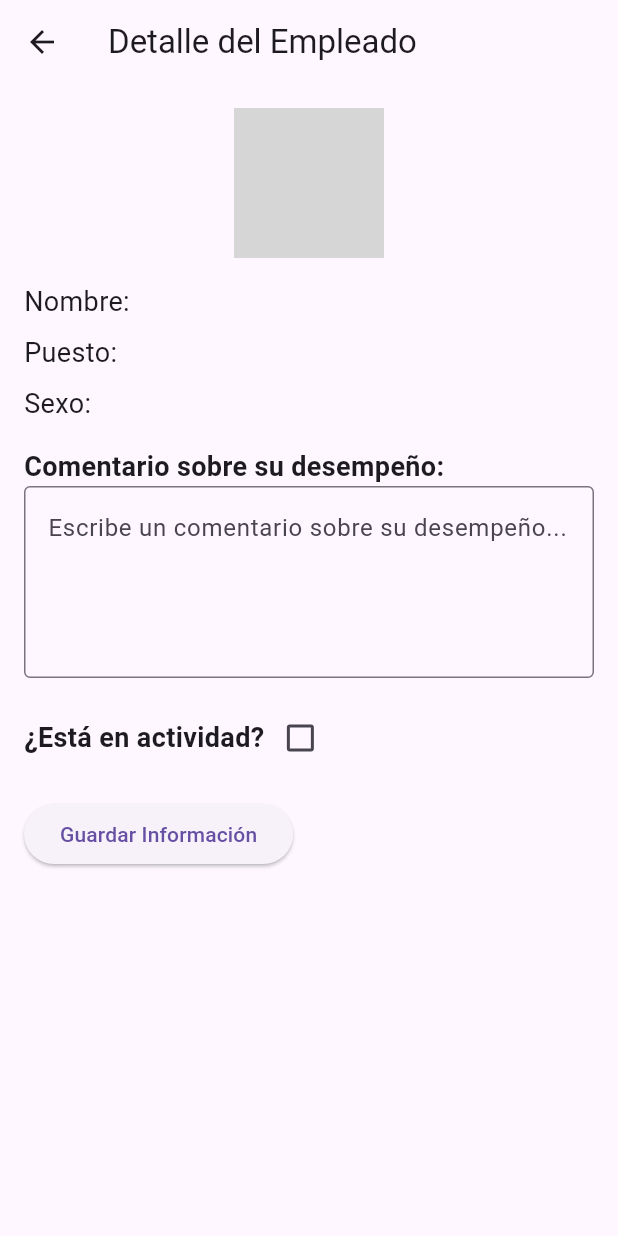
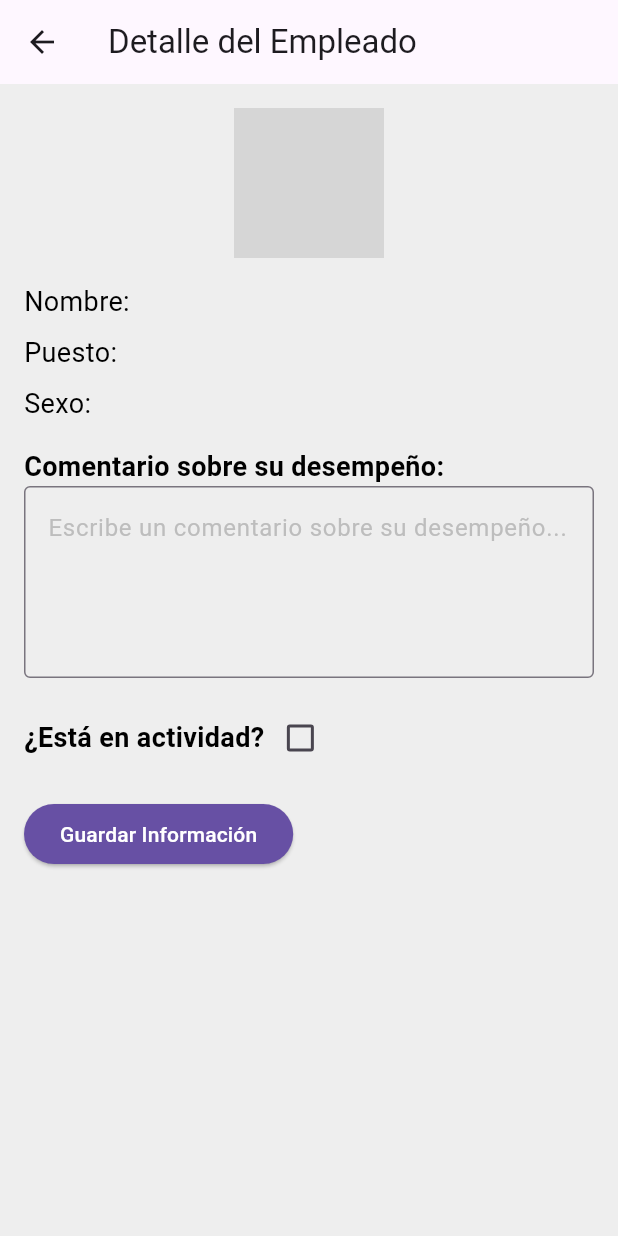
Before and after one commit to GaboRacciatti/Prototipo-Alvarez_Racciatti, a Flutter app: the DetalleRegistroScreen screen opened directly with empty values, on a phone screen of 412 x 824 dp. Run offline on Flutter 3.47's test engine with Material 3 defaults, Android fonts, the light colour scheme and no system bars; our stand-ins replace flutter_dotenv, shared_preferences; accounts and stored records are empty; network calls fail; grey boxes are pictures that could not be loaded.

Commit message:
cambios de estilo

```diff
--- a/lib/screens/detalle_registro_screen.dart
+++ b/lib/screens/detalle_registro_screen.dart
@@ -3,7 +3,8 @@ import 'package:flutter/material.dart';
 class DetalleRegistroScreen extends StatefulWidget {
   final Map<String, dynamic> registro;
 
-  const DetalleRegistroScreen({Key? key, required this.registro}) : super(key: key);
+  const DetalleRegistroScreen({Key? key, required this.registro})
+      : super(key: key);
 
   @override
   _DetalleRegistroScreenState createState() => _DetalleRegistroScreenState();
@@ -15,11 +16,17 @@ class _DetalleRegistroScreenState extends State<DetalleRegistroScreen> {
 
   @override
   Widget build(BuildContext context) {
+    final isDarkMode = Theme.of(context).brightness == Brightness.dark;
+    final backgroundColor = isDarkMode ? Colors.grey[900] : Colors.grey[200];
+    final textColor = isDarkMode ? Colors.white : Colors.black;
+    final placeholderColor = isDarkMode ? Colors.grey[600] : Colors.grey[400];
+
     return Scaffold(
       appBar: AppBar(
         title: Text('Detalle del Empleado'),
       ),
-      body: Padding(
+      body: Container(
+        color: backgroundColor,
         padding: const EdgeInsets.all(16.0),
         child: Column(
           crossAxisAlignment: CrossAxisAlignment.start,
@@ -33,29 +40,40 @@ class _DetalleRegistroScreenState extends State<DetalleRegistroScreen> {
             SizedBox(height: 16),
             Text(
               'Nombre: ${widget.registro['nombre']}',
-              style: TextStyle(fontSize: 18),
+              style: TextStyle(fontSize: 18, color: textColor),
             ),
             SizedBox(height: 8),
             Text(
               'Puesto: ${widget.registro['puesto']}',
-              style: TextStyle(fontSize: 18),
+              style: TextStyle(fontSize: 18, color: textColor),
             ),
             SizedBox(height: 8),
             Text(
-              'Sexo: ${widget.registro['sexo']}',
-              style: TextStyle(fontSize: 18),
+              'Sexo: ${widget.registro['sexo'] ?? 'No especificado'}',
+              style: TextStyle(fontSize: 18, color: textColor),
             ),
             SizedBox(height: 16),
             Text(
               'Comentario sobre su desempeño:',
-              style: TextStyle(fontSize: 18, fontWeight: FontWeight.bold),
+              style: TextStyle(fontSize: 18, fontWeight: FontWeight.bold, color: textColor),
             ),
             TextFormField(
               controller: _comentarioController,
               maxLines: 4,
+              style: TextStyle(color: textColor),
               decoration: InputDecoration(
                 hintText: 'Escribe un comentario sobre su desempeño...',
-                border: OutlineInputBorder(),
+                hintStyle: TextStyle(color: placeholderColor), // Placeholder neutral
+                border: OutlineInputBorder(
+                  borderSide: BorderSide(
+                    color: textColor.withOpacity(0.5),
+                  ),
+                ),
+                focusedBorder: OutlineInputBorder(
+                  borderSide: BorderSide(
+                    color: textColor.withOpacity(0.7),
+                  ),
+                ),
               ),
             ),
             SizedBox(height: 16),
@@ -63,7 +81,11 @@ class _DetalleRegistroScreenState extends State<DetalleRegistroScreen> {
               children: [
                 Text(
                   '¿Está en actividad?',
-                  style: TextStyle(fontSize: 18, fontWeight: FontWeight.bold),
+                  style: TextStyle(
+                    fontSize: 18,
+                    fontWeight: FontWeight.bold,
+                    color: textColor,
+                  ),
                 ),
                 Checkbox(
                   value: _enActividad,
@@ -74,6 +96,8 @@ class _DetalleRegistroScreenState extends State<DetalleRegistroScreen> {
                       });
                     }
                   },
+                  activeColor: Theme.of(context).primaryColor,
+                  checkColor: Colors.white,
                 ),
               ],
             ),
@@ -94,6 +118,10 @@ class _DetalleRegistroScreenState extends State<DetalleRegistroScreen> {
                 }
               },
               child: Text('Guardar Información'),
+              style: ElevatedButton.styleFrom(
+                backgroundColor: Theme.of(context).primaryColor,
+                foregroundColor: Colors.white,
+              ),
             ),
           ],
         ),
--- a/lib/widgets/CustomListItem.dart
+++ b/lib/widgets/CustomListItem.dart
@@ -1,12 +1,12 @@
 import 'package:flutter/material.dart';
 
 class CustomListItem extends StatelessWidget {
-  final Widget leading; // Ícono o Avatar
-  final String title; // Título principal
-  final String subtitle; // Subtítulo
-  final Widget? trailing; // Elemento adicional al final
-  final VoidCallback onTap; // Acción al presionar el elemento
-  final Color backgroundColor; // Color del fondo de la tarjeta
+  final Widget leading;
+  final String title;
+  final String subtitle;
+  final Widget? trailing;
+  final VoidCallback onTap;
+  final Color backgroundColor;
 
   const CustomListItem({
     Key? key,
@@ -15,7 +15,7 @@ class CustomListItem extends StatelessWidget {
     required this.subtitle,
     this.trailing,
     required this.onTap,
-    this.backgroundColor = Colors.white, // Color predeterminado
+    this.backgroundColor = Colors.white,
   }) : super(key: key);
 
   @override
```
